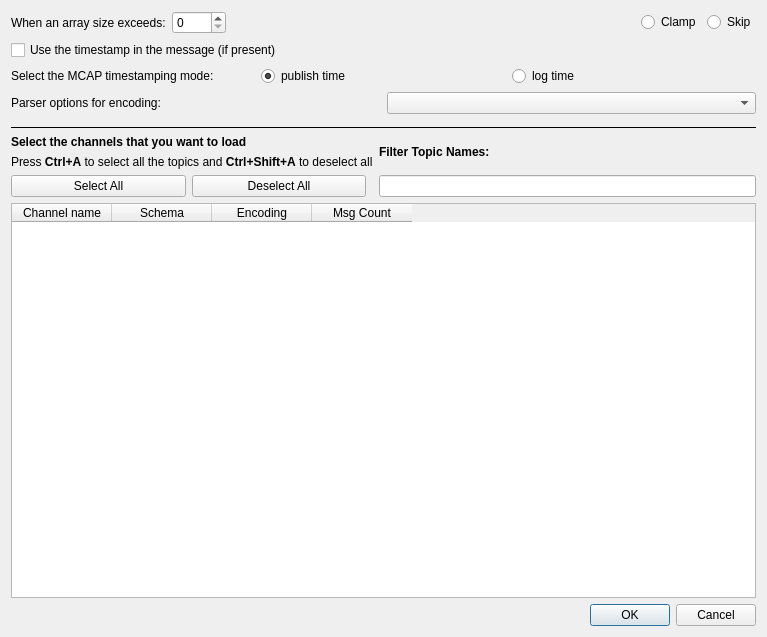
This is data_load_mcap/dialog_mcap.ui in PlotJuggler/pj-official-plugins as Qt 5 draws it before an edit. The edited form follows.
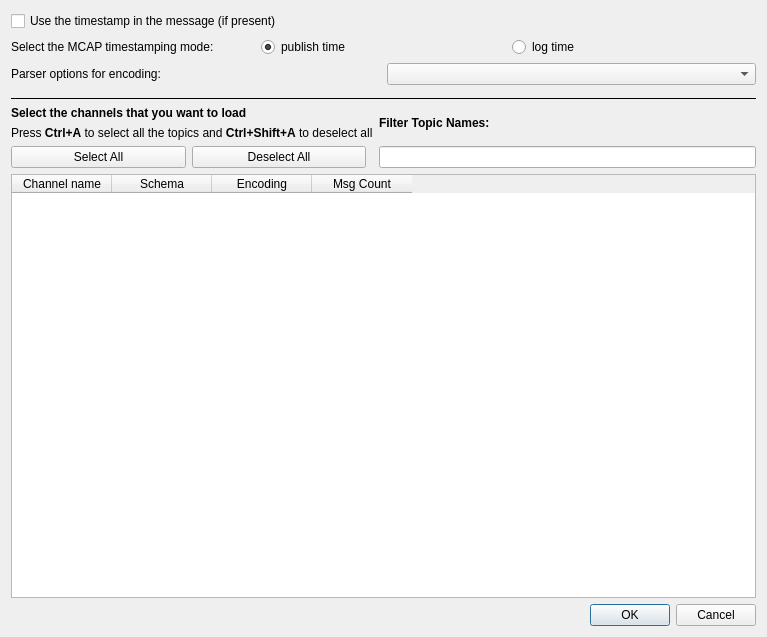
This is the edited form.

Commit message: fix: repair MCAP merge break and harden array-size policy contract

The edit to the form file:
```diff
--- a/data_load_mcap/dialog_mcap.ui
+++ b/data_load_mcap/dialog_mcap.ui
@@ -14,60 +14,6 @@
    <string>MCAP Parser</string>
   </property>
   <layout class="QVBoxLayout" name="verticalLayout">
-   <item>
-    <layout class="QHBoxLayout" name="horizontalLayout">
-     <item>
-      <widget class="QLabel" name="label_2">
-       <property name="text">
-        <string>When an array size exceeds:</string>
-       </property>
-      </widget>
-     </item>
-     <item>
-      <widget class="QSpinBox" name="spinBox">
-       <property name="focusPolicy">
-        <enum>Qt::ClickFocus</enum>
-       </property>
-       <property name="minimum">
-        <number>0</number>
-       </property>
-       <property name="maximum">
-        <number>9999</number>
-       </property>
-      </widget>
-     </item>
-     <item>
-      <spacer name="horizontalSpacer">
-       <property name="orientation">
-        <enum>Qt::Horizontal</enum>
-       </property>
-       <property name="sizeHint" stdset="0">
-        <size>
-         <width>40</width>
-         <height>20</height>
-        </size>
-       </property>
-      </spacer>
-     </item>
-     <item>
-      <widget class="QRadioButton" name="radioClamp">
-       <property name="text">
-        <string>Clamp</string>
-       </property>
-       <property name="checked">
-        <bool>true</bool>
-       </property>
-      </widget>
-     </item>
-     <item>
-      <widget class="QRadioButton" name="radioSkip">
-       <property name="text">
-        <string>Skip</string>
-       </property>
-      </widget>
-     </item>
-    </layout>
-   </item>
    <item>
     <widget class="QCheckBox" name="checkBoxUseTimestamp">
      <property name="text">
```
The commit also changes 5 other files.
